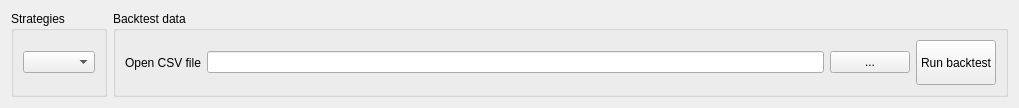
First picture: the form in ui/strategyTester.ui, repository Skinok/backtrader-pyqt-ui, before the edit.
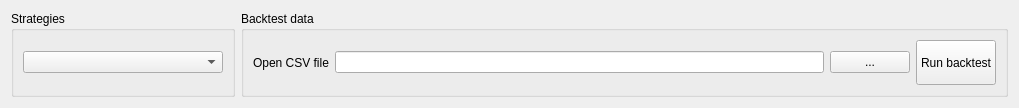
Second picture: the form after the edit.

Commit message: a strategy can be run multiple times

Diff of the .ui file:
```diff
--- a/ui/strategyTester.ui
+++ b/ui/strategyTester.ui
@@ -21,7 +21,20 @@
      </property>
      <layout class="QGridLayout" name="gridLayout">
       <item row="0" column="0">
-       <widget class="QComboBox" name="strategyNameCB"/>
+       <widget class="QComboBox" name="strategyNameCB">
+        <property name="sizePolicy">
+         <sizepolicy hsizetype="Preferred" vsizetype="Fixed">
+          <horstretch>0</horstretch>
+          <verstretch>0</verstretch>
+         </sizepolicy>
+        </property>
+        <property name="minimumSize">
+         <size>
+          <width>200</width>
+          <height>0</height>
+         </size>
+        </property>
+       </widget>
       </item>
      </layout>
     </widget>
```
The commit also changes 3 other files.
